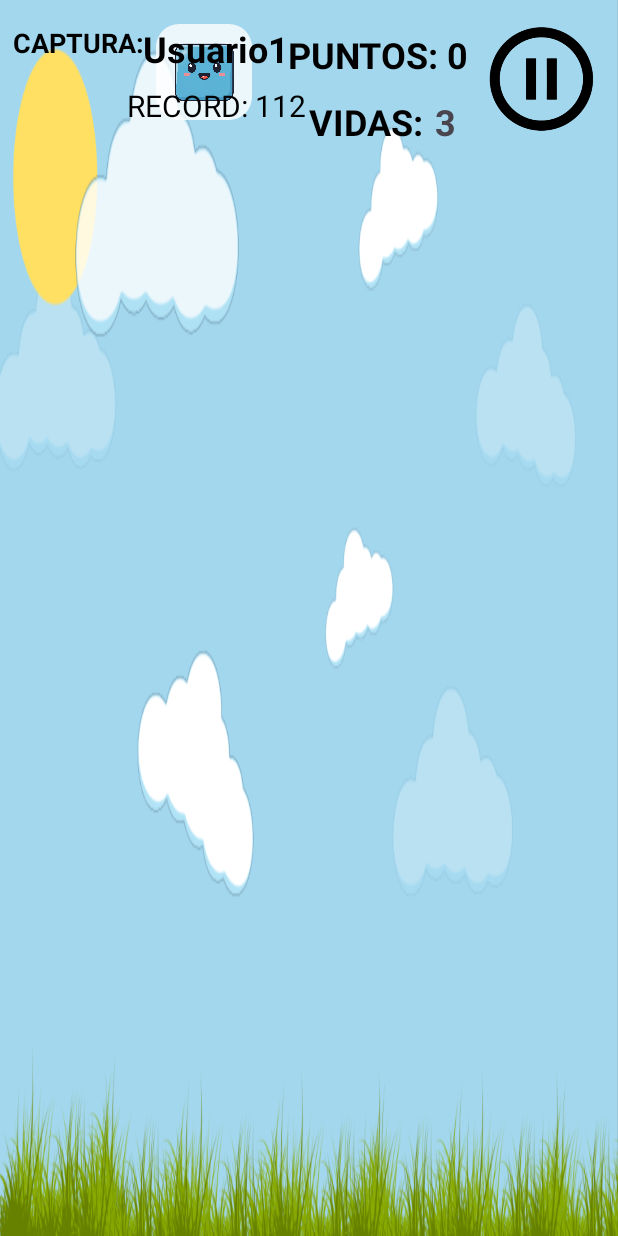
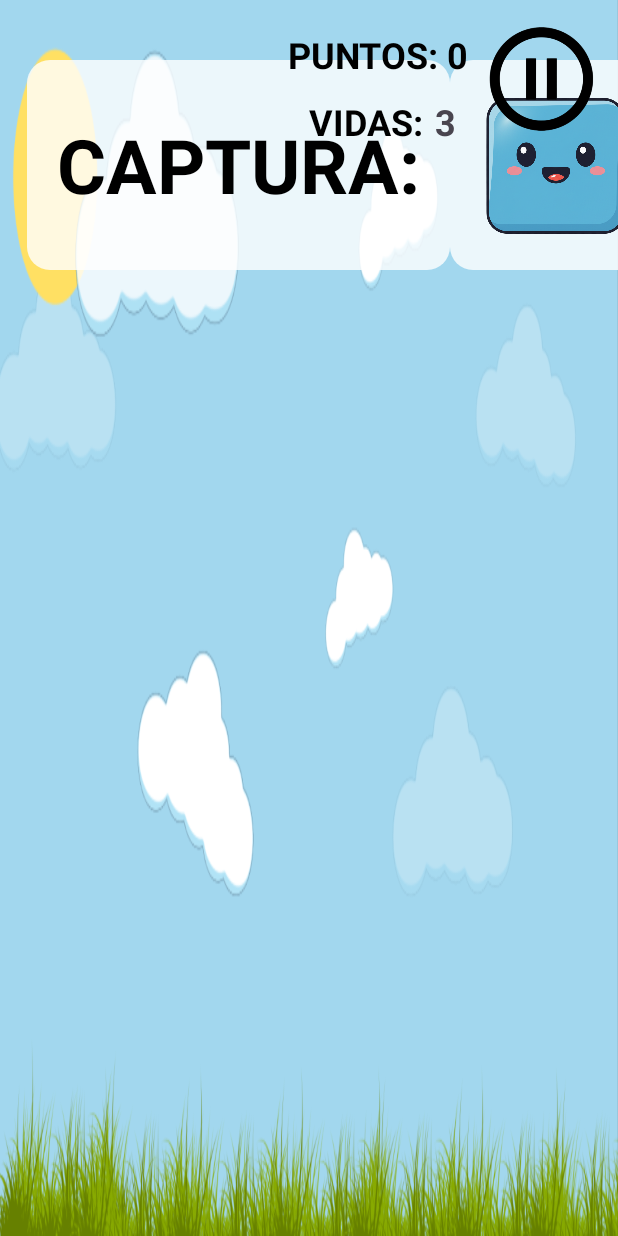
Before and after one commit to Gerard-CL/atrapaformas, an Android app: the layout activity_juego_dificil.xml on its own in the app's theme, with its tools: preview values and no code run, on a phone screen of 412 x 824 dp. Run offline under Robolectric (Android 15) with nearby library versions, the phone set to English and light mode, and no system bars.

Commit message:
20/11 final

```diff
--- a/app/src/main/res/layout/activity_juego_dificil.xml
+++ b/app/src/main/res/layout/activity_juego_dificil.xml
@@ -10,10 +10,10 @@
 
     <ImageView
         android:id="@+id/iv_target_shape"
-        android:layout_width="64dp"
-        android:layout_height="64dp"
-        android:layout_marginStart="104dp"
-        android:layout_marginTop="16dp"
+        android:layout_width="140dp"
+        android:layout_height="140dp"
+        android:layout_marginStart="300dp"
+        android:layout_marginTop="40dp"
         android:background="@drawable/borde_blanco_redondeado"
         android:contentDescription="Forma a Capturar"
         android:padding="4dp"
@@ -25,16 +25,18 @@
     <TextView
         android:id="@+id/tv_capturar_label"
         android:layout_width="wrap_content"
-        android:layout_height="wrap_content"
-        android:layout_marginEnd="8dp"
+        android:layout_height="140dp"
         android:text="CAPTURA:"
+        android:padding="20dp"
+        android:gravity="center_vertical"
+        android:background="@drawable/borde_blanco_redondeado"
         android:textColor="@android:color/black"
-        android:textSize="18sp"
+        android:textSize="50sp"
         android:textStyle="bold"
         app:layout_constraintBottom_toBottomOf="@+id/iv_target_shape"
         app:layout_constraintEnd_toStartOf="@+id/iv_target_shape"
         app:layout_constraintTop_toTopOf="@+id/iv_target_shape"
-        app:layout_constraintVertical_bias="0.0" />
+        app:layout_constraintVertical_bias="0.523" />
 
     <TextView
         android:id="@+id/tv_puntos"
@@ -105,17 +107,6 @@
         app:layout_constraintEnd_toStartOf="@+id/tv_puntos"
         app:layout_constraintTop_toTopOf="parent" />
 
-    <TextView
-        android:id="@+id/tv_record"
-        android:layout_width="wrap_content"
-        android:layout_height="wrap_content"
-        android:text="RECORD: 112"
-        android:textColor="@android:color/black"
-        android:textSize="20sp"
-        android:layout_marginTop="8dp"
-        app:layout_constraintStart_toStartOf="@+id/tv_usuario"
-        app:layout_constraintEnd_toEndOf="@+id/tv_usuario"
-        app:layout_constraintTop_toBottomOf="@+id/tv_usuario" />
 
 
 </androidx.constraintlayout.widget.ConstraintLayout>
```
Also changed, not shown: app/src/main/java/com/example/atrapaformas/JuegoDificilActivity.kt (+21 -2 lines), app/src/main/java/com/example/atrapaformas/JuegoFacilActivity.kt (+24 -8 lines), app/src/main/java/com/example/atrapaformas/JuegoMedioActivity.kt (+22 -6 lines), app/src/main/res/layout/activity_juego_medio.xml (+10 -19 lines).
